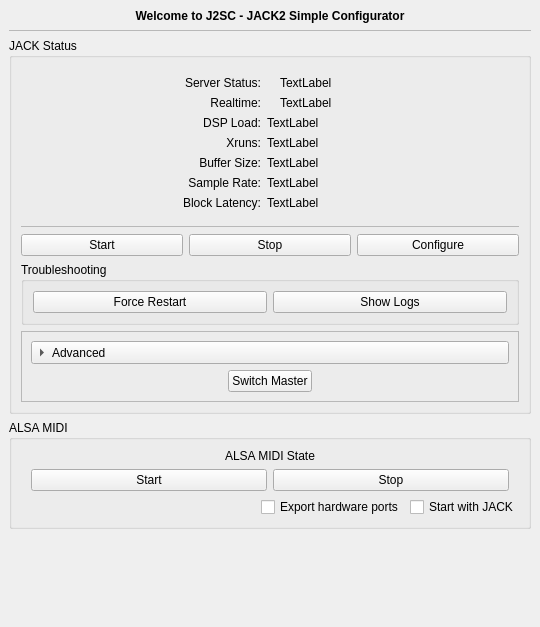
Qt form resources/ui/j2sc.ui (falkTX/j2sc) before a commit.
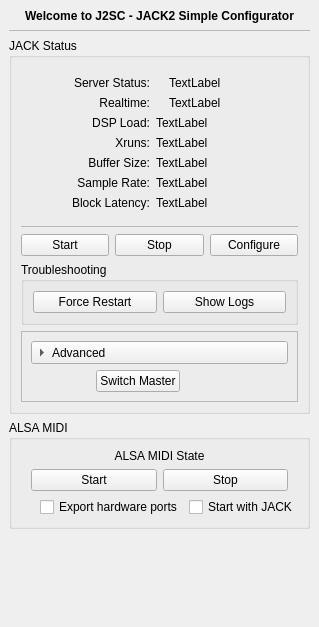
The same form after that commit. Icons and pictures are not drawn. Custom widgets are drawn as their Qt base class.

Patch:
```diff
--- a/resources/ui/j2sc.ui
+++ b/resources/ui/j2sc.ui
@@ -6,7 +6,7 @@
    <rect>
     <x>0</x>
     <y>0</y>
-    <width>540</width>
+    <width>319</width>
     <height>627</height>
    </rect>
   </property>
@@ -368,7 +368,7 @@
                </property>
                <property name="sizeHint" stdset="0">
                 <size>
-                 <width>189</width>
+                 <width>49</width>
                  <height>20</height>
                 </size>
                </property>
@@ -388,7 +388,7 @@
                </property>
                <property name="sizeHint" stdset="0">
                 <size>
-                 <width>189</width>
+                 <width>108</width>
                  <height>20</height>
                 </size>
                </property>
```
